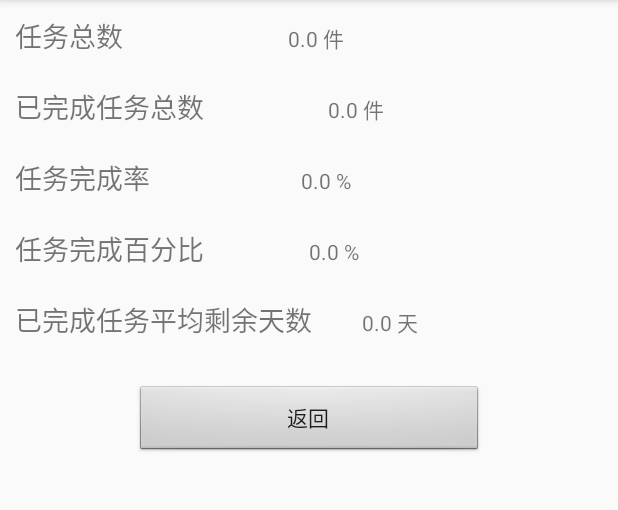
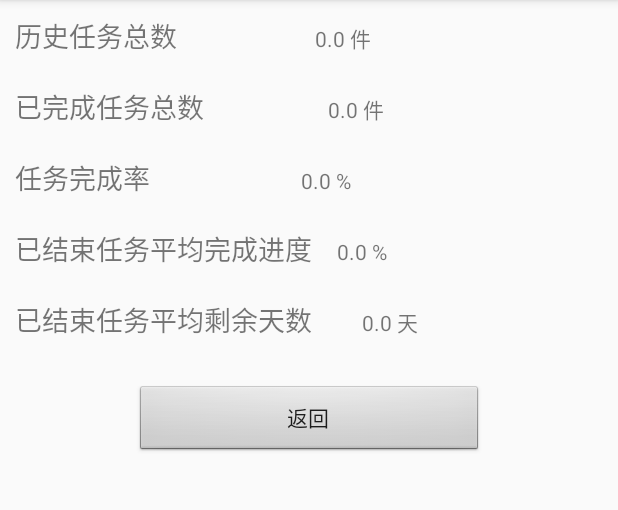
Before and after one commit to scut-wizard/scut-wizard, an Android app: the ShowEventActivity screen opened directly, with no data from a screen before it, on a phone screen of 412 x 824 dp, the part 84-594 px from its top. Run offline under Robolectric (Android 15) with nearby library versions, the phone set to English and light mode, and no system bars.

```diff
--- a/app/src/main/java/com/scut/scutwizard/MainActivity.java
+++ b/app/src/main/java/com/scut/scutwizard/MainActivity.java
@@ -16,6 +16,8 @@ public class MainActivity extends AppCompatActivity {
     protected void onCreate(Bundle savedInstanceState) {
         super.onCreate(savedInstanceState);
         setContentView(R.layout.activity_main);
+        //更新数据库
+        new DateHelper().updateDaysLeft(MainActivity.this);
     }
 
     @Override
--- a/app/src/main/java/com/scut/scutwizard/ShowEventActivity.java
+++ b/app/src/main/java/com/scut/scutwizard/ShowEventActivity.java
@@ -22,7 +22,7 @@ public class ShowEventActivity extends AppCompatActivity {
         setContentView(R.layout.activity_show_event);
 
 
-        show_event_return_btn= (Button) findViewById(R.id.show_event_return_btn);
+        show_event_return_btn=  findViewById(R.id.show_event_return_btn);
         show_event_return_btn.setOnClickListener(new View.OnClickListener(){
             @Override
             public void onClick(View v) {
@@ -30,13 +30,13 @@ public class ShowEventActivity extends AppCompatActivity {
             }
         });
 
-        TextView cnt_events_tv,cnt_finish_events_tv,cnt_finish_per_tv,cnt_finish_aver_tv,cnt_daysleft_aver_tv;
-        double cnt_events=0,cnt_finish_events=0,cnt_finish_per=0,cnt_finish_aver=0,cnt_daysleft_aver=0;
+        TextView cnt_events_tv,cnt_complete_events_tv,cnt_complete_per_tv,cnt_finish_progress_tv,cnt_finish_daysleft_tv;
+        double cnt_events=0,cnt_complete_events=0,cnt_complete_per=0,cnt_finish_progress=0,cnt_finish_daysleft=0,cnt_finish_events=0;//cnt是已结束任务总数
         cnt_events_tv = findViewById(R.id.cnt_events_tv);
-        cnt_finish_events_tv = findViewById(R.id.cnt_finish_events_tv);
-        cnt_finish_per_tv = findViewById(R.id.cnt_finish_per_tv);
-        cnt_finish_aver_tv = findViewById(R.id.cnt_finish_aver_tv);
-        cnt_daysleft_aver_tv = findViewById(R.id.cnt_daysleft_aver_tv);
+        cnt_complete_events_tv = findViewById(R.id.cnt_complete_events_tv);
+        cnt_complete_per_tv = findViewById(R.id.cnt_complete_per_tv);
+        cnt_finish_progress_tv = findViewById(R.id.cnt_finish_progress_tv);
+        cnt_finish_daysleft_tv = findViewById(R.id.cnt_finish_daysleft_tv);
 
         //从数据库中读取所有event，生成 event list
         noteDatabaseHelper dbHelper = new noteDatabaseHelper(ShowEventActivity.this, "event_db", null, 1);
@@ -51,10 +51,15 @@ public class ShowEventActivity extends AppCompatActivity {
                 int finish = cursor.getInt(cursor.getColumnIndex("finish"));
 
                 cnt_events+=1;
-                if (finish == 1) {
+                //已完成任务
+                if (progress>=100) {
+                    cnt_complete_events+=1;
+                }
+                //已结束任务
+                if(finish==1){
                     cnt_finish_events+=1;
-                    cnt_finish_aver+=progress;
-                    cnt_daysleft_aver+=daysLeft;
+                    cnt_finish_progress+=progress;
+                    cnt_finish_daysleft+=daysLeft;
                 }
 
             } while (cursor.moveToNext());
@@ -62,18 +67,18 @@ public class ShowEventActivity extends AppCompatActivity {
         cursor.close();
 
         if(cnt_events!=0) {
-            cnt_finish_per=cnt_finish_events/cnt_events;
+            cnt_complete_per=cnt_complete_events/cnt_events;
             if(cnt_finish_events!=0){
-                cnt_finish_aver/=cnt_finish_events;
-                cnt_daysleft_aver/=cnt_finish_events;
+                cnt_finish_progress/=cnt_finish_events;
+                cnt_finish_daysleft/=cnt_finish_events;
             }
         }
 
         cnt_events_tv.setText(String.valueOf(cnt_events)+" 件");
-        cnt_finish_events_tv.setText(String.valueOf(cnt_finish_events)+ " 件");
-        cnt_finish_per_tv.setText(String.valueOf(cnt_finish_per*100)+" %");
-        cnt_finish_aver_tv.setText(String.valueOf(cnt_finish_aver*100)+" %");
-        cnt_daysleft_aver_tv.setText(String.valueOf(cnt_daysleft_aver)+" 天");
+        cnt_complete_events_tv.setText(String.valueOf(cnt_complete_events)+ " 件");
+        cnt_complete_per_tv.setText(String.valueOf(cnt_complete_per*100)+" %");
+        cnt_finish_progress_tv.setText(String.valueOf(cnt_finish_progress)+" %");
+        cnt_finish_daysleft_tv.setText(String.valueOf(cnt_finish_daysleft)+" 天");
 
 
     }
--- a/app/src/main/java/com/scut/scutwizard/noteDatabaseHelper.java
+++ b/app/src/main/java/com/scut/scutwizard/noteDatabaseHelper.java
@@ -13,6 +13,7 @@ public class noteDatabaseHelper extends SQLiteOpenHelper {
     public static final String CREATE_EVENT = "create table event_table("
             + "id integer primary key autoincrement,"
             + " name varchar(20),"
+            + " DDL varchar(20),"
             + " daysLeft int,"
             + " progress real,"
             + " step int,"
@@ -31,4 +32,6 @@ public class noteDatabaseHelper extends SQLiteOpenHelper {
 
     }
 
+
+
 }
--- a/app/src/main/res/layout/activity_show_event.xml
+++ b/app/src/main/res/layout/activity_show_event.xml
@@ -17,7 +17,7 @@
             android:layout_height="wrap_content"
             android:layout_weight="1"
             android:gravity="start"
-            android:text="任务总数"
+            android:text="历史任务总数"
             android:textSize="18sp" />
 
         <TextView
@@ -42,7 +42,7 @@
             android:textSize="18sp" />
 
         <TextView
-            android:id="@+id/cnt_finish_events_tv"
+            android:id="@+id/cnt_complete_events_tv"
             android:layout_width="100dp"
             android:layout_height="wrap_content"
             android:layout_weight="1" />
@@ -63,7 +63,7 @@
             android:textSize="18sp" />
 
         <TextView
-            android:id="@+id/cnt_finish_per_tv"
+            android:id="@+id/cnt_complete_per_tv"
             android:layout_width="100dp"
             android:layout_height="wrap_content"
             android:layout_weight="1" />
@@ -78,13 +78,13 @@
         <TextView
             android:layout_width="100dp"
             android:layout_height="wrap_content"
-            android:layout_weight="1"
+            android:layout_weight="1.5"
             android:gravity="start"
-            android:text="任务完成百分比"
+            android:text="已结束任务平均完成进度"
             android:textSize="18sp" />
 
         <TextView
-            android:id="@+id/cnt_finish_aver_tv"
+            android:id="@+id/cnt_finish_progress_tv"
             android:layout_width="100dp"
             android:layout_height="wrap_content"
             android:layout_weight="1" />
@@ -102,11 +102,11 @@
             android:layout_height="wrap_content"
             android:layout_weight="1"
             android:gravity="start"
-            android:text="已完成任务平均剩余天数"
+            android:text="已结束任务平均剩余天数"
             android:textSize="18sp" />
 
         <TextView
-            android:id="@+id/cnt_daysleft_aver_tv"
+            android:id="@+id/cnt_finish_daysleft_tv"
             android:layout_width="100dp"
             android:layout_height="wrap_content"
             android:layout_weight="1" />
```
Also changed, not shown: app/src/main/java/com/scut/scutwizard/AddEventActivity.java (+23 -11 lines), app/src/main/java/com/scut/scutwizard/DateHelper.java (added, +70 -0 lines), app/src/main/java/com/scut/scutwizard/Event.java (+8 -0 lines), app/src/main/java/com/scut/scutwizard/NoteActivity.java (+54 -5 lines), app/src/main/res/layout/activity_add_event.xml (+10 -6 lines), app/src/main/res/layout/event_item.xml (+6 -5 lines).
